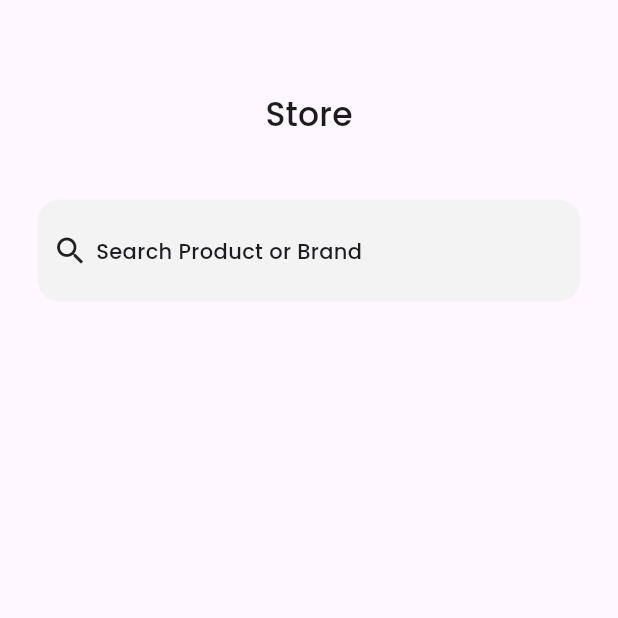
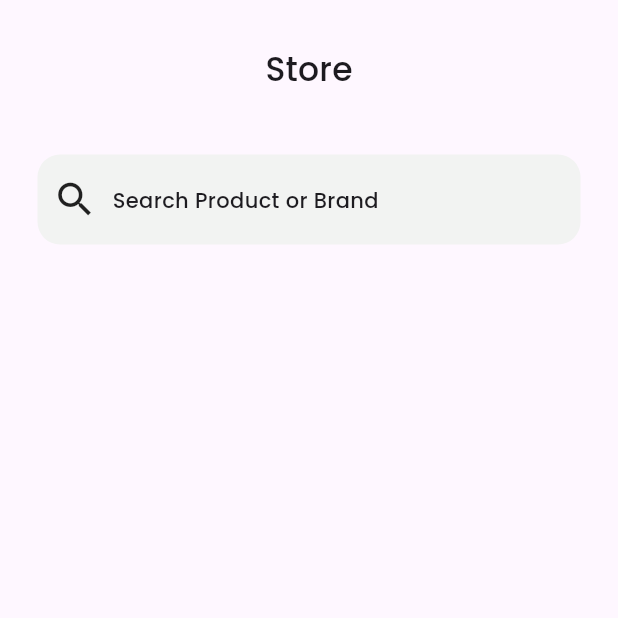
Before and after one commit to Zyttal/Pet-Shop-Application, a Flutter app: the screen it shows after launch, on a phone screen of 412 x 824 dp, the top half of it. Run offline on Flutter 3.47's test engine with Material 3 defaults, Android fonts, the phone set to English and light mode, and no system bars; our stand-ins replace device_preview, google_fonts.

Commit message:
Add Device Preview Package For validating the responsiveness of the UI to different Device Layouts

```diff
--- a/lib/main.dart
+++ b/lib/main.dart
@@ -1,9 +1,10 @@
+import 'package:device_preview/device_preview.dart';
 import 'package:flutter/material.dart';
 import 'package:pet_shop_application/routes.dart';
 import 'package:pet_shop_application/stylings_and_themes.dart';
 
 void main() {
-  runApp(const MainApp());
+  runApp(DevicePreview(enabled: true, builder: (context) => const MainApp()));
 }
 
 class MainApp extends StatelessWidget {
@@ -16,6 +17,7 @@ class MainApp extends StatelessWidget {
       initialRoute: '/',
       routes: getApplicationRoutes(),
       theme: getCustomThemeData(context),
+      debugShowCheckedModeBanner: false,
     );
   }
 }
--- a/lib/pages/store_page.dart
+++ b/lib/pages/store_page.dart
@@ -11,7 +11,7 @@ class StorePage extends StatelessWidget {
         crossAxisAlignment: CrossAxisAlignment.center,
         children: [
           SizedBox(
-            height: 60,
+            height: 30,
           ),
           Center(
             child: Text(
@@ -30,11 +30,17 @@ class StorePage extends StatelessWidget {
                 color: Theme.of(context).hintColor,
               ),
               child: Padding(
-                padding: EdgeInsets.all(10),
+                padding:
+                    EdgeInsets.only(left: 10, right: 10, top: 6, bottom: 6),
                 child: Row(
+                  mainAxisAlignment: MainAxisAlignment.center,
+                  crossAxisAlignment: CrossAxisAlignment.center,
                   children: [
-                    Icon(Icons.search),
-                    SizedBox(width: 5),
+                    Icon(
+                      Icons.search,
+                      size: 30,
+                    ),
+                    SizedBox(width: 10),
                     Expanded(
                       child: TextField(
                         decoration: InputDecoration(
--- a/pubspec.yaml
+++ b/pubspec.yaml
@@ -7,6 +7,7 @@ environment:
   sdk: '>=3.2.3 <4.0.0'
 
 dependencies:
+  device_preview: ^1.1.0
   flutter:
     sdk: flutter
   google_fonts: ^6.1.0
@@ -15,7 +16,7 @@ dependencies:
 dev_dependencies:
   flutter_test:
     sdk: flutter
-  flutter_lints: ^2.0.0
+  flutter_lints: ^3.0.1
 
 flutter:
   uses-material-design: true
```
Also changed, not shown: pubspec.lock, 1 other file.
